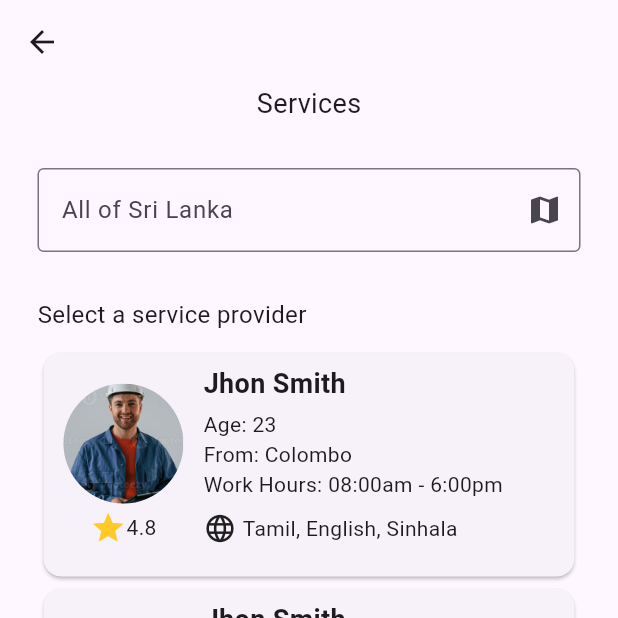
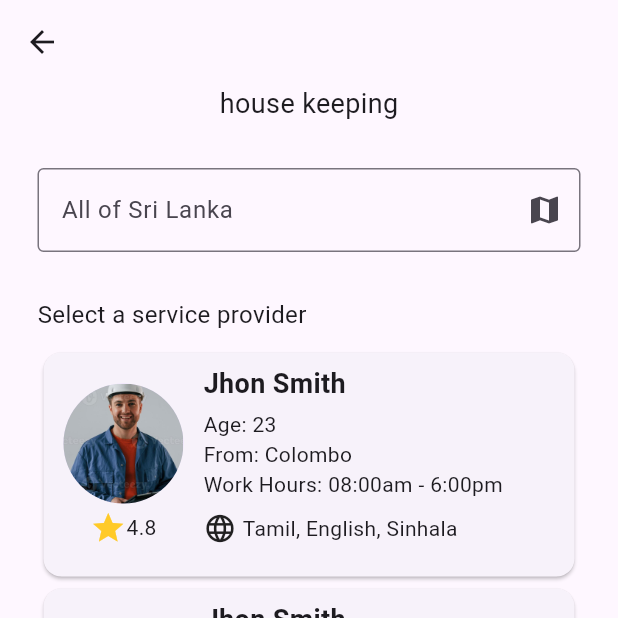
Before and after one commit to vsaran93/flutter_ido_app, a Flutter app: the EssentialCategoryScreen screen opened directly, after a tap on "Housekeeping", on a phone screen of 412 x 824 dp, the top half of it. Run offline on Flutter 3.47's test engine with Material 3 defaults, Android fonts, the phone set to English and light mode, and no system bars; our stand-ins replace pin_code_fields; missing offline and left inert: dart:ffi.

Commit message:
added provider for state management

```diff
--- /dev/null
+++ b/lib/providers/service_providers_list_provider.dart
@@ -0,0 +1,11 @@
+import 'package:flutter/material.dart';
+
+class ServiceProvidersListProvider extends ChangeNotifier {
+  String headerTitle = '';
+
+  void setTitle(String title) {
+    headerTitle = title;
+    notifyListeners();
+  }
+
+}
--- a/lib/screens/essential_category_screen.dart
+++ b/lib/screens/essential_category_screen.dart
@@ -1,5 +1,9 @@
+import 'dart:io';
+
 import 'package:flutter/material.dart';
+import 'package:flutter_ido_app/providers/service_providers_list_provider.dart';
 import 'package:flutter_ido_app/screens/service_provider_list_screen.dart';
+import 'package:provider/provider.dart';
 
 
 class EssentialCategoryScreen extends StatelessWidget {
@@ -12,7 +16,7 @@ class EssentialCategoryScreen extends StatelessWidget {
     return Scaffold(
       appBar: AppBar(),
       body: Center(
-        child: Column(children: [
+        child: Consumer<ServiceProvidersListProvider>(builder: (context, state, child) => Column(children: [
           Text("Essential Services", style: TextStyle(fontSize: 18.0),),
           SizedBox(height: 20.0),
           Padding(
@@ -41,7 +45,11 @@ class EssentialCategoryScreen extends StatelessWidget {
               child: Padding(
                 padding: EdgeInsets.all(8.0),
                 child: InkWell(
-                  onTap: () => { Navigator.push(context, MaterialPageRoute(builder: (context) =>  const ServiceProviderListScreen(),)) },
+                  onTap: () {
+                    final state = context.read<ServiceProvidersListProvider>();
+                    state.setTitle('house keeping');
+                    Navigator.push(context, MaterialPageRoute(builder: (context) =>  const ServiceProviderListScreen(),));
+                  },
                   child: Row(
                   children: [
                     // First Column: Image (25% Width)
@@ -181,6 +189,11 @@ class EssentialCategoryScreen extends StatelessWidget {
           ],
         ),)
         ],)
+
+
+        )
+
+
       )
     );
   }
--- a/lib/screens/service_provider_list_screen.dart
+++ b/lib/screens/service_provider_list_screen.dart
@@ -1,4 +1,6 @@
 import 'package:flutter/material.dart';
+import 'package:flutter_ido_app/providers/service_providers_list_provider.dart';
+import 'package:provider/provider.dart';
 
 class ServiceProviderListScreen extends StatelessWidget {
   const ServiceProviderListScreen({
@@ -10,8 +12,8 @@ class ServiceProviderListScreen extends StatelessWidget {
     return Scaffold(
       appBar: AppBar(),
       body: Center(
-        child: Column(children: [
-          Text("Services", style: TextStyle(fontSize: 18.0),),
+        child: Consumer<ServiceProvidersListProvider>(builder: (context, state, child) => Column(children: [
+          Text(state.headerTitle, style: TextStyle(fontSize: 18.0),),
           SizedBox(height: 20.0),
           Padding(
             padding: const EdgeInsets.fromLTRB(25.0, 10.0,25.0,10.0),
@@ -174,6 +176,7 @@ class ServiceProviderListScreen extends StatelessWidget {
           ],
         ),)
         ],),
+      ),
       )
     );
   }
--- a/pubspec.yaml
+++ b/pubspec.yaml
@@ -36,6 +36,7 @@ dependencies:
   # The following adds the Cupertino Icons font to your application.
   # Use with the CupertinoIcons class for iOS style icons.
   cupertino_icons: ^1.0.6
+  provider: ^6.1.5
 
 dev_dependencies:
   flutter_test:
```
Also changed, not shown: lib/main.dart (+8 -1 lines).
